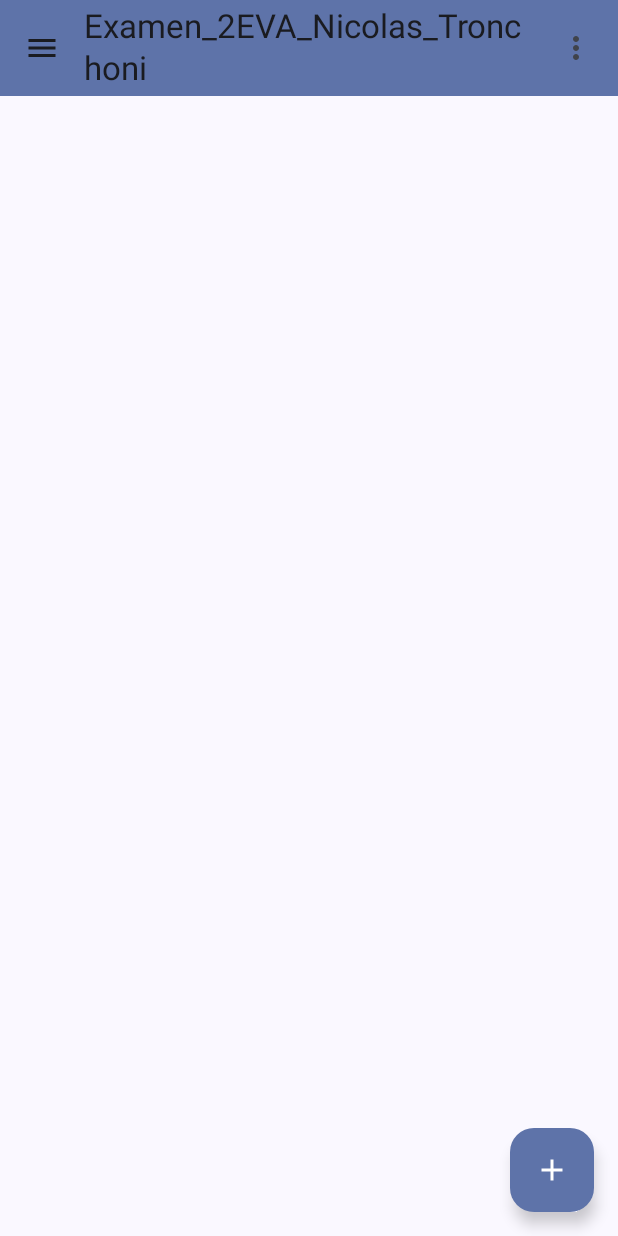
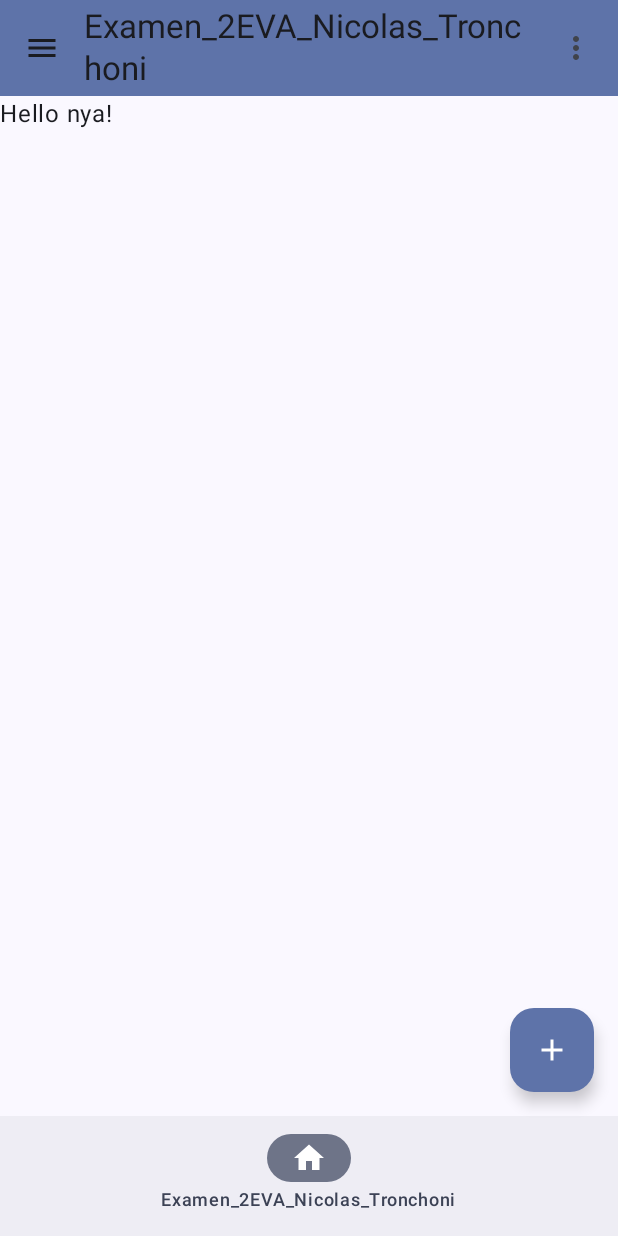
Before and after one commit to NagortaXx/plantilla, an Android app built with Jetpack Compose: the composable Prueba_App shown on its own in the app's theme, on a phone screen of 412 x 824 dp. Run offline under Robolectric (Android 15) with nearby library versions, the phone set to English and light mode, and no system bars.

Commit message:
hecho,creo

```diff
--- /dev/null
+++ b/app/src/main/java/com/example/examen_2eva_nicolas_tronchoni/datos/Ruta.kt
@@ -0,0 +1,11 @@
+package com.example.examen_2eva_nicolas_tronchoni.datos
+
+import androidx.annotation.StringRes
+import androidx.compose.ui.graphics.vector.ImageVector
+
+data class Ruta<T : Any>(
+    @StringRes val nombre: Int,
+    val ruta: T,
+    val iconoLleno: ImageVector,
+    val iconoVacio: ImageVector
+)
--- a/app/src/main/java/com/example/examen_2eva_nicolas_tronchoni/ui/Examen_App.kt
+++ b/app/src/main/java/com/example/examen_2eva_nicolas_tronchoni/ui/Examen_App.kt
@@ -14,8 +14,14 @@ import androidx.compose.material.icons.Icons
 import androidx.compose.material.icons.automirrored.filled.List
 import androidx.compose.material.icons.filled.AccountCircle
 import androidx.compose.material.icons.filled.Add
+import androidx.compose.material.icons.filled.Email
+import androidx.compose.material.icons.filled.Home
 import androidx.compose.material.icons.filled.Menu
+import androidx.compose.material.icons.filled.Place
+import androidx.compose.material.icons.outlined.Email
+import androidx.compose.material.icons.outlined.Home
 import androidx.compose.material.icons.outlined.MoreVert
+import androidx.compose.material.icons.outlined.Place
 import androidx.compose.material3.DrawerState
 import androidx.compose.material3.DrawerValue
 import androidx.compose.material3.DropdownMenu
@@ -27,6 +33,8 @@ import androidx.compose.material3.IconButton
 import androidx.compose.material3.MaterialTheme
 import androidx.compose.material3.ModalDrawerSheet
 import androidx.compose.material3.ModalNavigationDrawer
+import androidx.compose.material3.NavigationBar
+import androidx.compose.material3.NavigationBarItem
 import androidx.compose.material3.NavigationDrawerItem
 import androidx.compose.material3.Scaffold
 import androidx.compose.material3.Text
@@ -37,6 +45,7 @@ import androidx.compose.material3.rememberDrawerState
 import androidx.compose.material3.rememberTopAppBarState
 import androidx.compose.runtime.Composable
 import androidx.compose.runtime.getValue
+import androidx.compose.runtime.mutableIntStateOf
 import androidx.compose.runtime.mutableStateOf
 import androidx.compose.runtime.remember
 import androidx.compose.runtime.rememberCoroutineScope
@@ -52,8 +61,10 @@ import androidx.navigation.compose.NavHost
 import androidx.navigation.compose.composable
 import androidx.navigation.compose.currentBackStackEntryAsState
 import androidx.navigation.compose.rememberNavController
+import com.example.examen_2eva_nicolas_tronchoni.Greeting
 import com.example.examen_2eva_nicolas_tronchoni.R
 import com.example.examen_2eva_nicolas_tronchoni.datos.DrawerMenu
+import com.example.examen_2eva_nicolas_tronchoni.datos.Ruta
 import kotlinx.coroutines.CoroutineScope
 import kotlinx.coroutines.launch
 
@@ -64,6 +75,9 @@ enum class Pantallas(@StringRes val titulo: Int) {
 val menu = arrayOf(
     DrawerMenu(Icons.AutoMirrored.Filled.List, Pantallas.Ejemplo.titulo, Pantallas.Ejemplo.name),
 )
+val listaRutas = listOf(
+    Ruta(Pantallas.Ejemplo.titulo, Pantallas.Ejemplo.name, Icons.Filled.Home, Icons.Outlined.Home),
+    )
 
 @OptIn(ExperimentalMaterial3Api::class)
 @Composable
@@ -100,6 +114,7 @@ fun Prueba_App(
         },
 
         ) {
+        var selectedItem by remember { mutableIntStateOf(0) }
         Scaffold(
             topBar = {
                 AppTopBar(
@@ -108,6 +123,32 @@ fun Prueba_App(
                     scrollBehavior = scrollBehavior,
                     navController = navController
                 )
+            },
+            bottomBar = {
+                NavigationBar {
+                    listaRutas.forEachIndexed { indice, ruta ->
+                        NavigationBarItem(
+                            icon = {
+                                if(selectedItem == indice)
+                                    Icon(
+                                        imageVector = ruta.iconoLleno,
+                                        contentDescription = stringResource(id = ruta.nombre)
+                                    )
+                                else
+                                    Icon(
+                                        imageVector = ruta.iconoVacio,
+                                        contentDescription = stringResource(id = ruta.nombre)
+                                    )
+                            },
+                            label = { Text(stringResource(id = ruta.nombre)) },
+                            selected = selectedItem == indice,
+                            onClick = {
+                                selectedItem = indice
+                                navController.navigate(ruta.ruta)
+                            }
+                        )
+                    }
+                }
             },
             floatingActionButton = {
                 if(pantallaActual.titulo == R.string.app_name) {
@@ -131,7 +172,7 @@ fun Prueba_App(
             ) {
                 // Grafo de las rutas
                 composable(route = Pantallas.Ejemplo.name) {
-                    //-------------Funcion Composable
+                    Greeting("nya")
                 }
             }
         }
```
Also changed, not shown: app/src/main/java/com/example/examen_2eva_nicolas_tronchoni/MainActivity.kt (+8 -6 lines).
